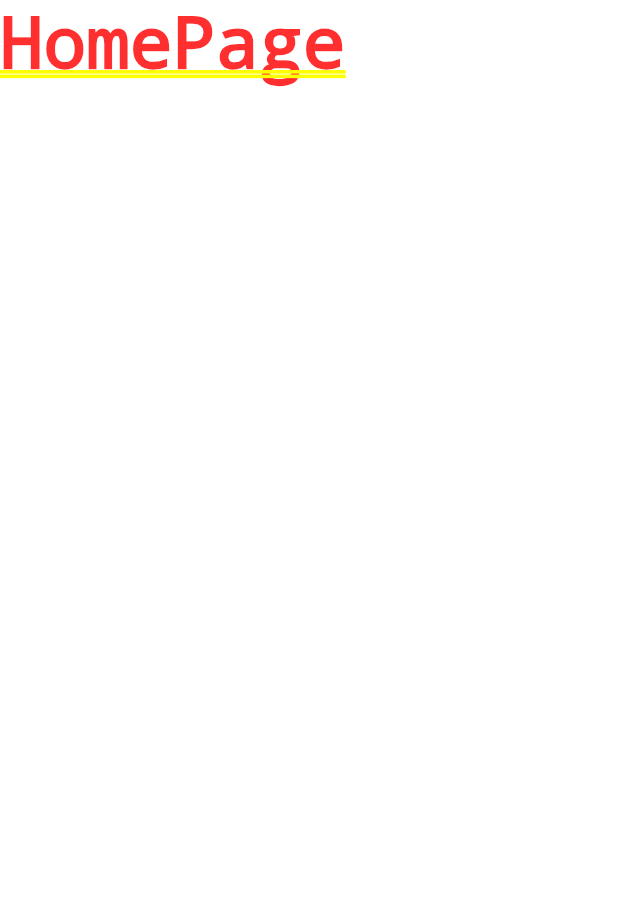
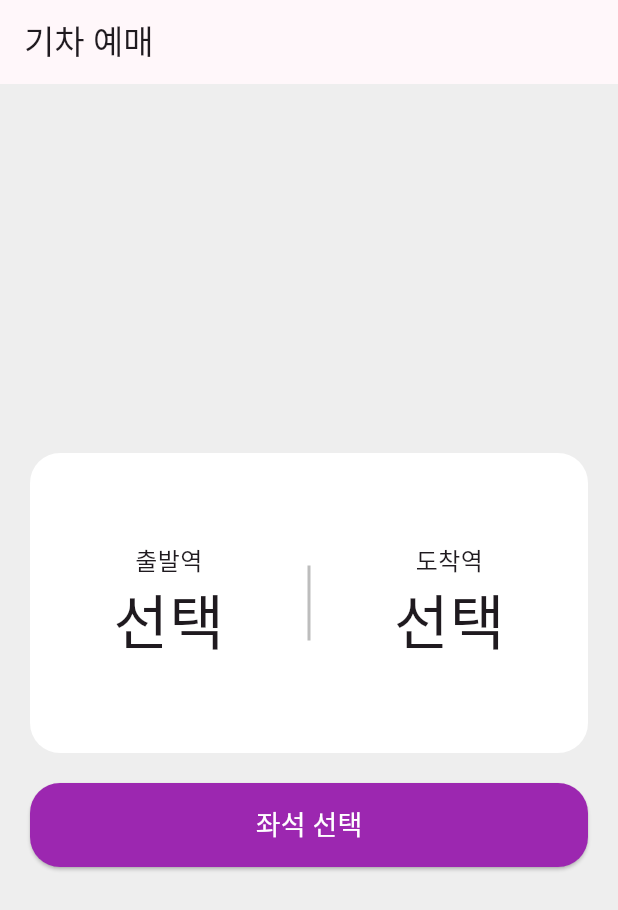
Before and after one commit to marofmar/kittypawdev_flutter_train_ticket_reservation, a Flutter app: the screen it shows after launch, on a phone screen of 412 x 824 dp. Shown: the top 910 px of the screen. Run offline on Flutter 3.47's test engine with Material 3 defaults, Android fonts, the phone set to English and light mode, and no system bars.

Commit message:
feat: add station selection screen for departure and arrival

```diff
--- a/lib/pages/home/home_page.dart
+++ b/lib/pages/home/home_page.dart
@@ -1,8 +1,64 @@
 import 'package:flutter/material.dart';
+import 'package:flutter_ticket_reservation_app/pages/home/widgets/from_to_box.dart';
+import 'package:flutter_ticket_reservation_app/pages/seats/seats_page.dart';
 
-class HomePage extends StatelessWidget {
+class HomePage extends StatefulWidget {
+  @override
+  State<HomePage> createState() => _HomePageState();
+}
+
+class _HomePageState extends State<HomePage> {
+  String departureStation = "선택";
+  String arrivalStation = "선택";
+
   @override
   Widget build(BuildContext context) {
-    return Text("HomePage");
+    return Scaffold(
+      appBar: AppBar(title: Text("기차 예매")),
+      backgroundColor: Theme.of(context).scaffoldBackgroundColor,
+      body: SizedBox(
+        width: double.infinity,
+        child: Padding(
+          padding: const EdgeInsets.symmetric(horizontal: 20),
+          child: Column(
+            mainAxisAlignment: MainAxisAlignment.center,
+            children: [
+              FromToBox(
+                onDepartureChanged: (value) {
+                  setState(() {
+                    departureStation = value;
+                  });
+                },
+                onArrivalChanged: (value) {
+                  setState(() {
+                    arrivalStation = value;
+                  });
+                },
+              ),
+              SizedBox(height: 20),
+              Container(
+                  width: double.infinity,
+                  height: 56,
+                  child: ElevatedButton(
+                      onPressed: () {
+                        if (departureStation != "선택" &&
+                            arrivalStation != "선택") {
+                          Navigator.push(
+                              context,
+                              MaterialPageRoute(
+                                builder: (context) => SeatsPage(
+                                    from: departureStation, to: arrivalStation),
+                              ));
+                        }
+                      },
+                      style: ElevatedButton.styleFrom(
+                          shape: RoundedRectangleBorder(
+                              borderRadius: BorderRadius.circular(20))),
+                      child: Text("좌석 선택", style: TextStyle(fontSize: 18))))
+            ],
+          ),
+        ),
+      ),
+    );
   }
 }
--- /dev/null
+++ b/lib/pages/home/widgets/from_to_box.dart
@@ -0,0 +1,93 @@
+import 'package:flutter/material.dart';
+import 'package:flutter_ticket_reservation_app/pages/station_list/station_list_page.dart';
+
+class FromToBox extends StatefulWidget {
+  final ValueChanged<String> onDepartureChanged;
+  final ValueChanged<String> onArrivalChanged;
+
+  FromToBox({
+    required this.onDepartureChanged,
+    required this.onArrivalChanged,
+  });
+
+  @override
+  State<FromToBox> createState() => _FromToBoxState();
+}
+
+class _FromToBoxState extends State<FromToBox> {
+  bool isFrom = true;
+
+  String departureStation = "선택";
+  String arrivalStation = "선택";
+
+  @override
+  Widget build(BuildContext context) {
+    return Container(
+      width: double.infinity,
+      height: 200,
+      decoration: BoxDecoration(
+        color: Theme.of(context).cardColor,
+        borderRadius: BorderRadius.circular(20),
+      ),
+      child: Row(
+        children: [
+          Expanded(
+            child: GestureDetector(
+                onTap: () async {
+                  final selectedStation = await Navigator.push(
+                      context,
+                      MaterialPageRoute(
+                          builder: (context) => StationListPage(isFrom: true)));
+                  if (selectedStation != null) {
+                    setState(() {
+                      departureStation = selectedStation;
+                    });
+                    widget.onDepartureChanged(selectedStation); // 부모로 값 전달
+                  }
+                },
+                child: station(true, departureStation)),
+          ),
+          SizedBox(
+            width: 2,
+            height: 50,
+            child: DecoratedBox(
+                decoration:
+                    BoxDecoration(color: Theme.of(context).dividerColor)),
+          ),
+          Expanded(
+            child: GestureDetector(
+                onTap: () async {
+                  final selectedStation = await Navigator.push(
+                      context,
+                      MaterialPageRoute(
+                          builder: (context) =>
+                              StationListPage(isFrom: false)));
+                  if (selectedStation != null) {
+                    setState(() {
+                      arrivalStation = selectedStation;
+                    });
+                    widget.onArrivalChanged(selectedStation); // 부모로 값 전달
+                  }
+                },
+                child: station(false, arrivalStation)),
+          ),
+        ],
+      ),
+    );
+  }
+//TODO stationCard refactoring 하기
+
+  Widget station(bool isFrom, String station) {
+    return Column(
+      mainAxisAlignment: MainAxisAlignment.center,
+      children: [
+        Text(isFrom == true ? "출발역" : "도착역", style: TextStyle(fontSize: 16)),
+        Container(
+            child: Text(station,
+                style: TextStyle(
+                  fontSize: 40,
+                ))),
+      ],
+    );
+  }
+}
--- a/lib/theme.dart
+++ b/lib/theme.dart
@@ -5,8 +5,10 @@ final lightTheme = ThemeData(
     seedColor: Colors.purple,
     brightness: Brightness.light,
   ),
-  dividerColor: Colors.black38,
+  dividerColor: Colors.grey[400],
   highlightColor: Colors.purple,
+  scaffoldBackgroundColor: Colors.grey[200],
+  cardColor: Colors.white,
   elevatedButtonTheme: ElevatedButtonThemeData(
     style: ButtonStyle(
       shape: WidgetStatePropertyAll(RoundedRectangleBorder()),
@@ -19,8 +21,10 @@ final lightTheme = ThemeData(
 final darkTheme = ThemeData(
   colorScheme: ColorScheme.fromSeed(
       seedColor: Colors.purple, brightness: Brightness.dark),
-  dividerColor: Colors.white38,
+  dividerColor: Colors.white24, // 구분선
   highlightColor: Colors.purple,
+  scaffoldBackgroundColor: Colors.black12,
+  cardColor: Colors.blueGrey, //TODO: 다크테마 카드 컬러 체크
   elevatedButtonTheme: ElevatedButtonThemeData(
     style: ButtonStyle(
       shape: WidgetStatePropertyAll(RoundedRectangleBorder()),
```
Also changed, not shown: lib/pages/seats/seats_page.dart (+26 -0 lines), lib/pages/station_list/station_list_page.dart (+37 -0 lines).
